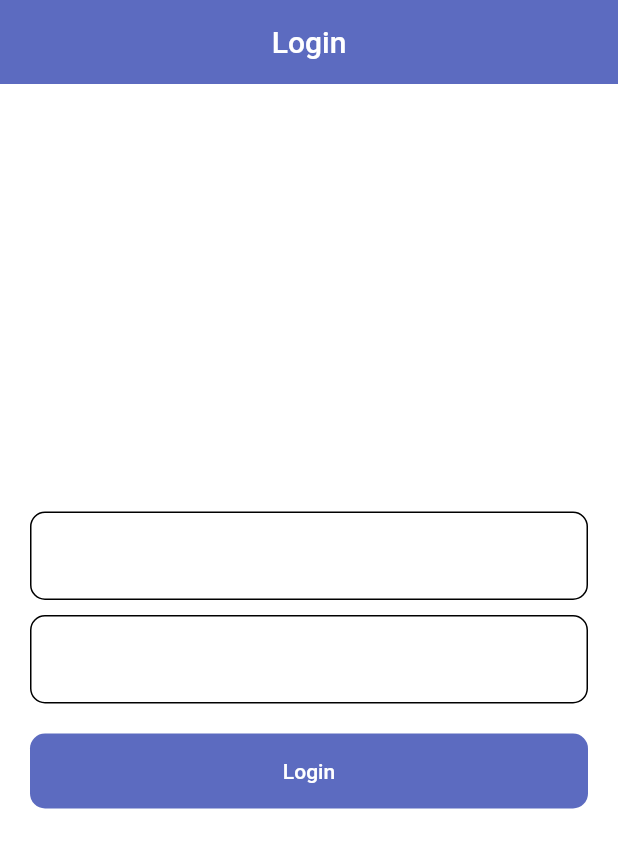
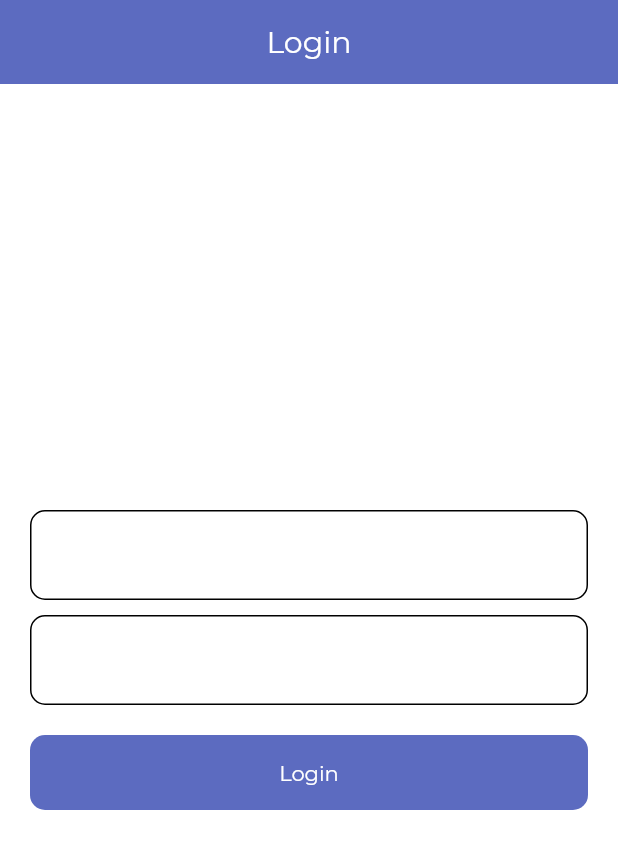
Before and after one commit to ekinsdrow/time_tracker, a Flutter app: the screen it shows after launch, on a phone screen of 412 x 824 dp. Shown: the top 849 px of the screen. Run offline on Flutter 3.47's test engine with Material 2 defaults, Android fonts, the phone set to English and light mode, and no system bars; our stand-ins replace auto_route, bloc, firebase_auth, firebase_core, flutter_bloc, freezed_annotation; accounts and stored records are empty; generated files the repository leaves out were written again; project files that could hold a hidden picture were left out.

Commit message:
Add font

```diff
--- a/lib/common/assets/themes/themes.dart
+++ b/lib/common/assets/themes/themes.dart
@@ -2,9 +2,11 @@ import 'package:flutter/material.dart';
 import 'package:time_tracker/common/assets/constants.dart';
 
 abstract class Themes {
-  static get lightTheme => ThemeData.light().copyWith(
+  static get lightTheme => ThemeData(
+        brightness: Brightness.light,
+        fontFamily: 'Montserrat',
         primaryColor: AppColors._primary,
-        appBarTheme: AppBarTheme(
+        appBarTheme: const AppBarTheme(
           color: AppColors._primary,
           elevation: 0,
         ),
@@ -35,6 +37,12 @@ abstract class Themes {
             color: AppColors._black,
           ),
         ),
+        textTheme: const TextTheme(
+          headline1: TextStyle(
+            fontSize: 20,
+            fontWeight: FontWeight.bold,
+          ),
+        ),
       );
 
   static get _inputBorder => OutlineInputBorder(
--- a/lib/features/app/app.dart
+++ b/lib/features/app/app.dart
@@ -17,7 +17,7 @@ class App extends StatelessWidget {
         routeInformationParser: _router.defaultRouteParser(),
         routerDelegate: _router.delegate(),
         title: 'Music App',
-        theme: Themes.lightTheme,
+        theme: Themes.lightTheme ,
       ),
     );
   }
```
